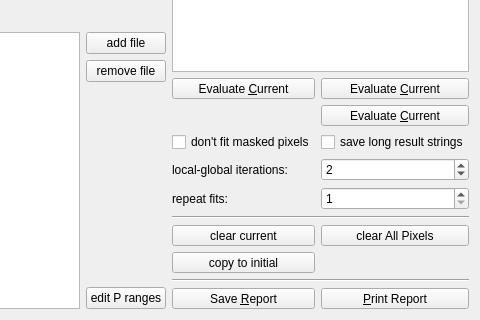
First picture: the form in plugins/imfccsfit/qfimfccsfitevaluation_editor.ui, repository jkriege2/QuickFit3, before the edit; both pictures show x 586 to 1066 and y 305 to 625 of the 1066 by 625 pixel window.
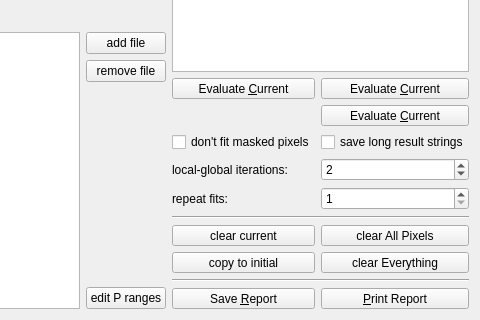
Second picture: the form after the edit. Icons and pictures are not drawn. Custom widgets are drawn as their Qt base class.

```diff
--- a/plugins/imfccsfit/qfimfccsfitevaluation_editor.ui
+++ b/plugins/imfccsfit/qfimfccsfitevaluation_editor.ui
@@ -390,6 +390,22 @@
        </property>
       </widget>
      </item>
+     <item row="9" column="1">
+      <widget class="QToolButton" name="btnClearEverything">
+       <property name="sizePolicy">
+        <sizepolicy hsizetype="MinimumExpanding" vsizetype="Preferred">
+         <horstretch>0</horstretch>
+         <verstretch>0</verstretch>
+        </sizepolicy>
+       </property>
+       <property name="text">
+        <string>clear Everything</string>
+       </property>
+       <property name="toolButtonStyle">
+        <enum>Qt::ToolButtonTextBesideIcon</enum>
+       </property>
+      </widget>
+     </item>
     </layout>
    </item>
    <item row="0" column="0" colspan="2">
```
